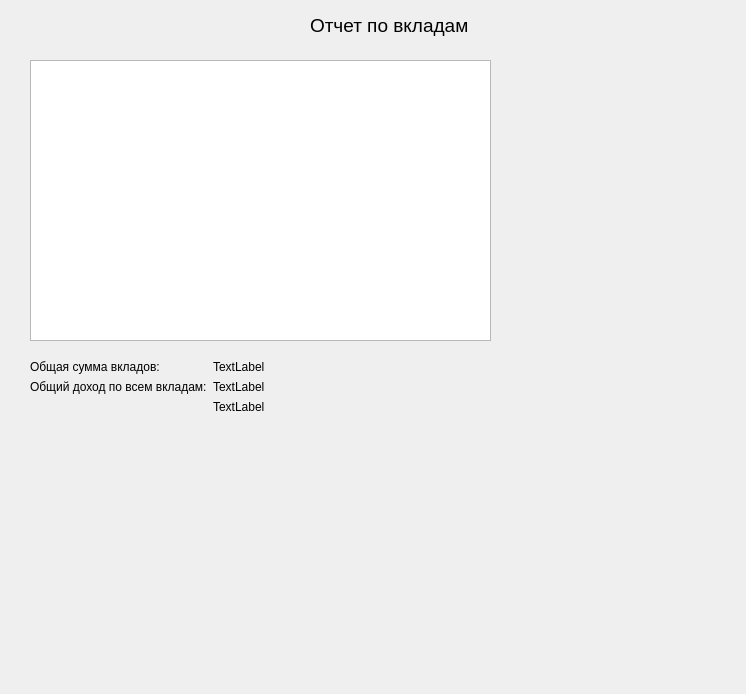
First picture: the form in Ui/Отчет.ui, repository notprogamer3/PractiseProject, before the edit.
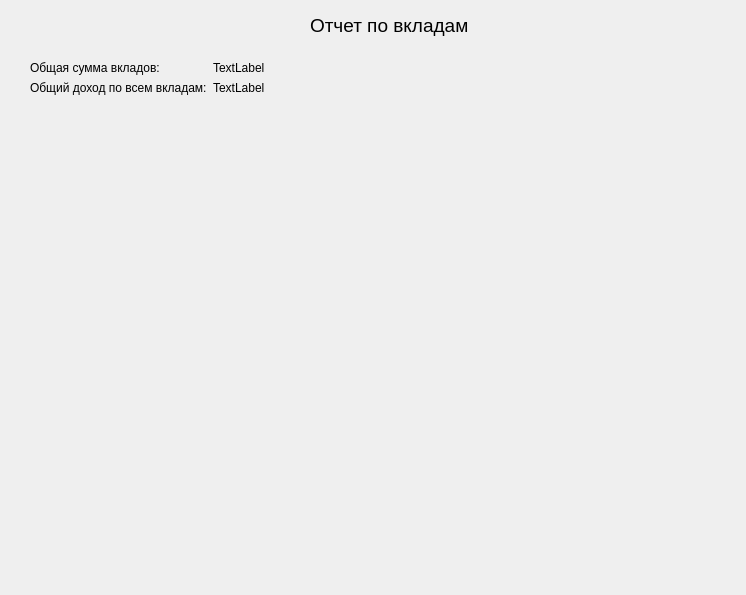
Second picture: the form after the edit.

Commit message: showed progress and report the last thing to be done

Diff of the .ui file:
```diff
--- a/Ui/Отчет.ui
+++ b/Ui/Отчет.ui
@@ -7,22 +7,12 @@
     <x>0</x>
     <y>0</y>
     <width>746</width>
-    <height>694</height>
+    <height>595</height>
    </rect>
   </property>
   <property name="windowTitle">
    <string>Form</string>
   </property>
-  <widget class="QGraphicsView" name="DiagramReport">
-   <property name="geometry">
-    <rect>
-     <x>30</x>
-     <y>60</y>
-     <width>461</width>
-     <height>281</height>
-    </rect>
-   </property>
-  </widget>
   <widget class="QLabel" name="label">
    <property name="geometry">
     <rect>
@@ -45,9 +35,9 @@
    <property name="geometry">
     <rect>
      <x>30</x>
-     <y>360</y>
+     <y>61</y>
      <width>461</width>
-     <height>80</height>
+     <height>301</height>
     </rect>
    </property>
    <layout class="QFormLayout" name="formLayout">
@@ -86,13 +76,6 @@
       </property>
      </widget>
     </item>
-    <item row="2" column="1">
-     <widget class="QLabel" name="label_7">
-      <property name="text">
-       <string>TextLabel</string>
-      </property>
-     </widget>
-    </item>
    </layout>
   </widget>
  </widget>
```
The commit also changes 8 other files.
